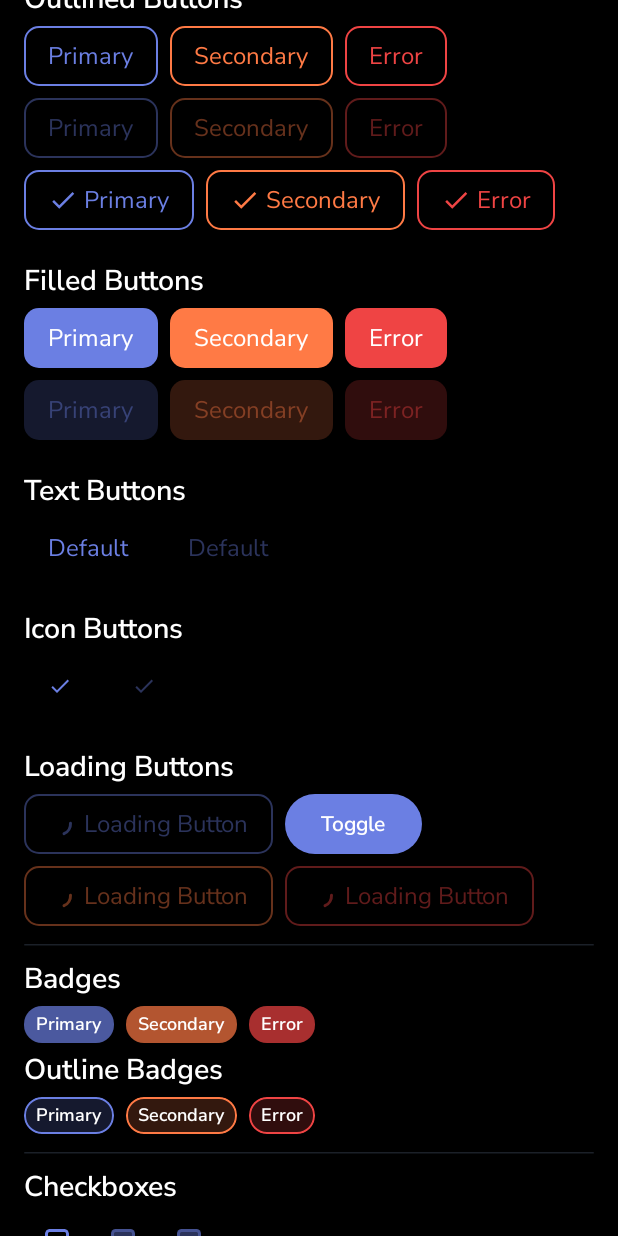
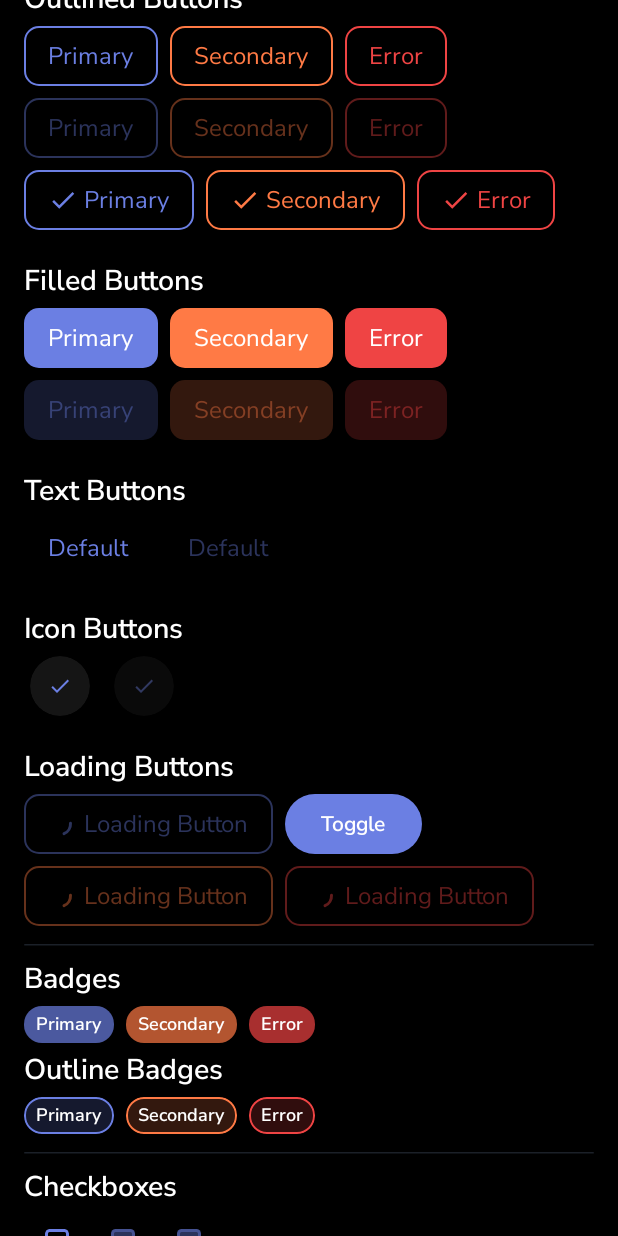
Before and after one commit to Dracula-101/sync-android, an Android app built with Jetpack Compose: the screen it shows after launch (UiActivity), scrolled down 576 dp, on a phone screen of 412 x 824 dp. Run offline under Robolectric (Android 15) with nearby library versions, the phone set to English and light mode, and no system bars; our stand-ins replace Material 3 Expressive styles (plain Material 3 is drawn); 1 statement that could not run was skipped.

Commit message:
Refactor color handling in UI components for improved consistency and accessibility
Signed-off-by: Pratik Pujari <pratikpujari1000@gmail.com>

```diff
--- a/ui/components/src/main/java/com/application/sync/ui/components/button/ButtonToken.kt
+++ b/ui/components/src/main/java/com/application/sync/ui/components/button/ButtonToken.kt
@@ -94,13 +94,13 @@ fun SyncColorScheme.iconButtonColors(
     variant: ButtonVariant = ButtonVariant.Primary,
 ): IconButtonColors {
     return IconButtonDefaults.iconButtonColors(
-        containerColor = Color.Transparent,
+        containerColor = surface.container,
         contentColor = when (variant) {
             ButtonVariant.Primary -> primary.color
             ButtonVariant.Secondary -> secondary.color
             ButtonVariant.Error -> error.color
         },
-        disabledContainerColor = Color.Transparent,
+        disabledContainerColor = surface.low,
         disabledContentColor = when (variant) {
             ButtonVariant.Primary -> primary.color.copy(alpha = 0.4f)
             ButtonVariant.Secondary -> secondary.color.copy(alpha = 0.4f)
--- a/ui/components/src/main/java/com/application/sync/ui/components/dropdown/DropDownToken.kt
+++ b/ui/components/src/main/java/com/application/sync/ui/components/dropdown/DropDownToken.kt
@@ -17,7 +17,7 @@ data class DropdownColors(
 internal fun SyncColorScheme.dropdownColors(): DropdownColors {
     return DropdownColors(
         background = surface.container,         // Card-like container for dropdown
-        border = outline.color,                 // Default light gray border
+        border = surface.high,                 // Default light gray border
         scrollTrack = surface.lowest,           // Subtle background track
         scrollThumb = outline.variant           // Slightly darker for visibility
     )
--- a/ui/design/src/main/java/com/application/sync/ui/design/colors/AppColorScheme.kt
+++ b/ui/design/src/main/java/com/application/sync/ui/design/colors/AppColorScheme.kt
@@ -265,6 +265,22 @@ fun lightThemeShades(): ColorShadesData {
             shade700 = Color(0xFFE0E0E0),
             shade800 = Color(0xFFD5D5D5),
             shade900 = Color(0xFFC0C0C0)
+        ),
+        /**
+         * On background color shades - Dark gray family
+         * Provides contrast for text and icons on light backgrounds
+         */
+        onBackground = Shades(
+            shade50 = Color(0xFF404040),
+            shade100 = Color(0xFF353535),
+            shade200 = Color(0xFF2A2A2A),
+            shade300 = Color(0xFF1F1F1F),
+            shade400 = Color(0xFF151515),
+            shade500 = Color(0xFF0A0A0A),
+            shade600 = Color(0xFF050505),
+            shade700 = Color(0xFF030303),
+            shade800 = Color(0xFF010101),
+            shade900 = Color(0xFF000000) // Original dark background
         )
     )
 }
@@ -328,6 +344,22 @@ fun darkThemeShades(): ColorShadesData {
             shade700 = Color(0xFF030303),
             shade800 = Color(0xFF010101),
             shade900 = Color(0xFF000000) // Original dark background
+        ),
+        /**
+         * On background color shades for dark theme - Lighter grays
+         * Provides contrast for text and icons on dark backgrounds
+         */
+        onBackground = Shades(
+            shade50 = Color(0xFFFFFFFF),
+            shade100 = Color(0xFFFEFEFE),
+            shade200 = Color(0xFFFCFCFC),
+            shade300 = Color(0xFFFAFAFA), // Original background
+            shade400 = Color(0xFFF5F5F5),
+            shade500 = Color(0xFFF0F0F0),
+            shade600 = Color(0xFFE8E8E8),
+            shade700 = Color(0xFFE0E0E0),
+            shade800 = Color(0xFFD5D5D5),
+            shade900 = Color(0xFFC0C0C0)
         )
     )
 }
--- a/ui/design/src/main/java/com/application/sync/ui/design/colors/ColorShadesData.kt
+++ b/ui/design/src/main/java/com/application/sync/ui/design/colors/ColorShadesData.kt
@@ -5,4 +5,5 @@ data class ColorShadesData(
     val primary: Shades,
     val secondary: Shades,
     val background: Shades,
+    val onBackground: Shades,
 )
```
Also changed, not shown: ui/components/src/main/java/com/application/sync/ui/components/dropdown/SyncDropDown.kt (+10 -10 lines).
